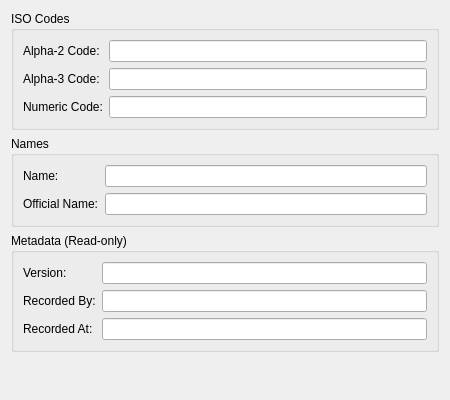
The window that projects/ores.qt/ui/CountryDetailDialog.ui (OreStudio/OreStudio) describes before a commit, drawn with Qt 5.
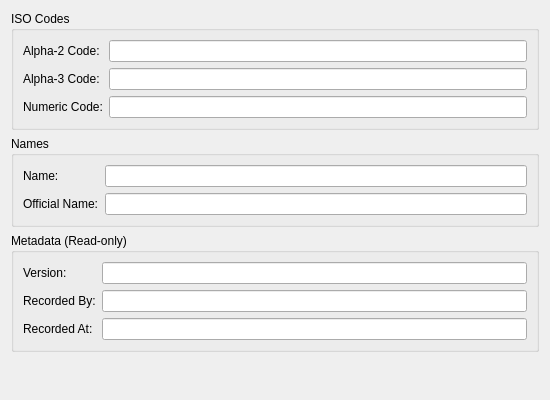
The same window after the commit.

What changed in the file:
```diff
--- a/projects/ores.qt/ui/CountryDetailDialog.ui
+++ b/projects/ores.qt/ui/CountryDetailDialog.ui
@@ -6,7 +6,7 @@
    <rect>
     <x>0</x>
     <y>0</y>
-    <width>450</width>
+    <width>550</width>
     <height>400</height>
    </rect>
   </property>
```
